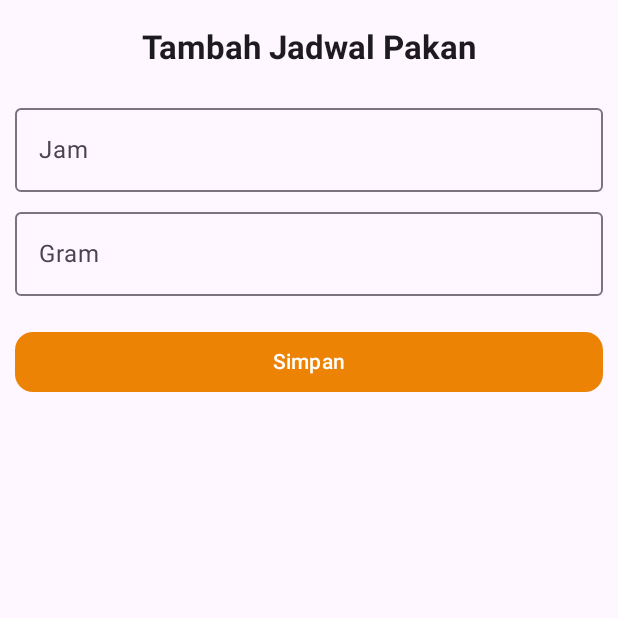
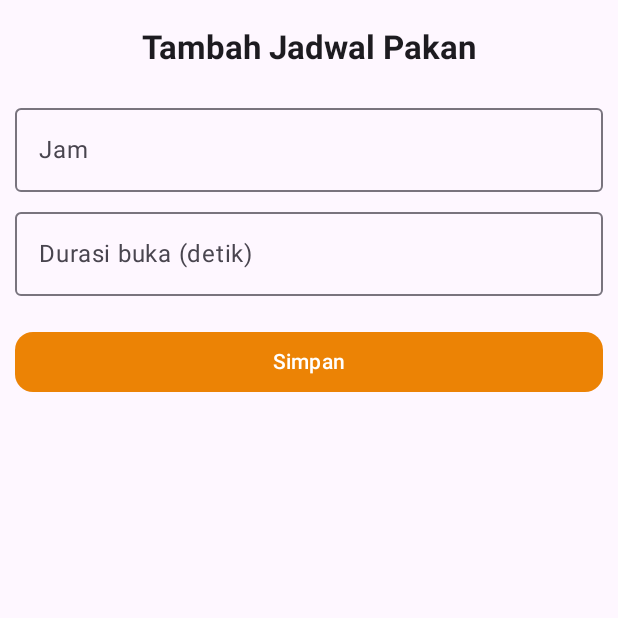
Before and after one commit to edgarmatoto/pbl-mobile-app, an Android app built with Jetpack Compose: the AddJadwalPakanScreen screen opened through its navigation route, after a tap on "Simpan", on a phone screen of 412 x 824 dp, the top half of it. Run offline under Robolectric (Android 15) with nearby library versions, the phone set to English and light mode, and no system bars.

Commit message:
change: api & UI jadwal pakan, delete ome clickable fnction on Home card

```diff
--- a/app/src/main/java/com/example/pblmobile/AddJadwalPakan.kt
+++ b/app/src/main/java/com/example/pblmobile/AddJadwalPakan.kt
@@ -36,7 +36,7 @@ fun AddJadwalPakanScreen(navController: NavController) {
 
     // State untuk input field
     var jam by remember { mutableStateOf("") }
-    var gram by remember { mutableStateOf("") }
+    var detik by remember { mutableStateOf("") }
 
     Scaffold(
         modifier = Modifier,
@@ -64,12 +64,12 @@ fun AddJadwalPakanScreen(navController: NavController) {
                 JamInputField(jam) { jam = it }
                 Spacer(Modifier.size(5.dp))
 
-                GramInputField(gram) { gram = it }
+                DetikInputField(detik) { detik = it }
                 Spacer(Modifier.size(20.dp))
 
                 PrimaryButton(text = "Simpan") {
                     coroutineScope.launch {
-                        val request = JadwalPakanRequest(jam = jam, gram = gram)
+                        val request = JadwalPakanRequest(jam = jam, detik = detik)
                         try {
                             val response = RetrofitInstance.api.addJadwalPakan(request)
                             if (response.status) {
@@ -108,16 +108,16 @@ fun JamInputField(jam: String, onValueChange: (String) -> Unit) {
 }
 
 @Composable
-fun GramInputField(gram: String, onValueChange: (String) -> Unit) {
-    var inputGram by remember { mutableStateOf(gram) }
+fun DetikInputField(detik: String, onValueChange: (String) -> Unit) {
+    var inputDetik by remember { mutableStateOf(detik) }
 
     OutlinedTextField(
-        label = { Text(text = "Gram") },
+        label = { Text(text = "Durasi buka (detik)") },
         placeholder = { Text(text = "12") },
         modifier = Modifier.fillMaxWidth(),
-        value = inputGram,
+        value = inputDetik,
         onValueChange = {
-            inputGram = it
+            inputDetik = it
             onValueChange(it) // Update the state in the parent composable
         }
     )
--- a/app/src/main/java/com/example/pblmobile/apiService/ApiService.kt
+++ b/app/src/main/java/com/example/pblmobile/apiService/ApiService.kt
@@ -32,15 +32,15 @@ interface ApiService {
     @GET("api/kelompok_2/stok_pakan.php")
     suspend fun getLatestStokPakan(): StokPakanApiResponse
 
-    @POST("api/kelompok_2/jadwal_pakan.php")
+    @POST("api/kelompok_2/test-jadwal_pakan.php")
     suspend fun addJadwalPakan(@Body request: JadwalPakanRequest): JadwalPakanApiResponse
 
-    @GET("api/kelompok_2/jadwal_pakan.php")
+    @GET("api/kelompok_2/test-jadwal_pakan.php")
     suspend fun getJadwalPakan(): JadwalPakanApiResponse
 
-    @HTTP(method = "DELETE", path = "api/kelompok_2/jadwal_pakan.php", hasBody = true)
+    @HTTP(method = "DELETE", path = "api/kelompok_2/test-jadwal_pakan.php", hasBody = true)
     suspend fun deleteJadwalPakan(@Body request: IdJadwalPakanRequest): JadwalPakanApiResponse
 
-    @PUT("api/kelompok_2/jadwal_pakan.php")
+    @PUT("api/kelompok_2/tet-jadwal_pakan.php")
     suspend fun updateJadwalPakan(@Body request: JadwalPakanRequest): JadwalPakanApiResponse
 }
--- a/app/src/main/java/com/example/pblmobile/apiService/model/JadwalPakanApiModel.kt
+++ b/app/src/main/java/com/example/pblmobile/apiService/model/JadwalPakanApiModel.kt
@@ -3,7 +3,7 @@ package com.example.pblmobile.apiService.model
 data class JadwalPakanRequest(
     val id: Int? = null,
     val jam: String,
-    val gram: String
+    val detik: String
 )
 
 data class JadwalPakanApiResponse(
@@ -15,7 +15,7 @@ data class JadwalPakanApiResponse(
 data class JadwalPakanData(
     val id: Int,
     val jam: String,
-    val gram: String
+    val detik: String
 )
 
 data class IdJadwalPakanRequest(
```
Also changed, not shown: app/src/main/java/com/example/pblmobile/FoodMonitoringScreen.kt (+34 -20 lines), app/src/main/java/com/example/pblmobile/HomeScreen.kt (+26 -20 lines).
